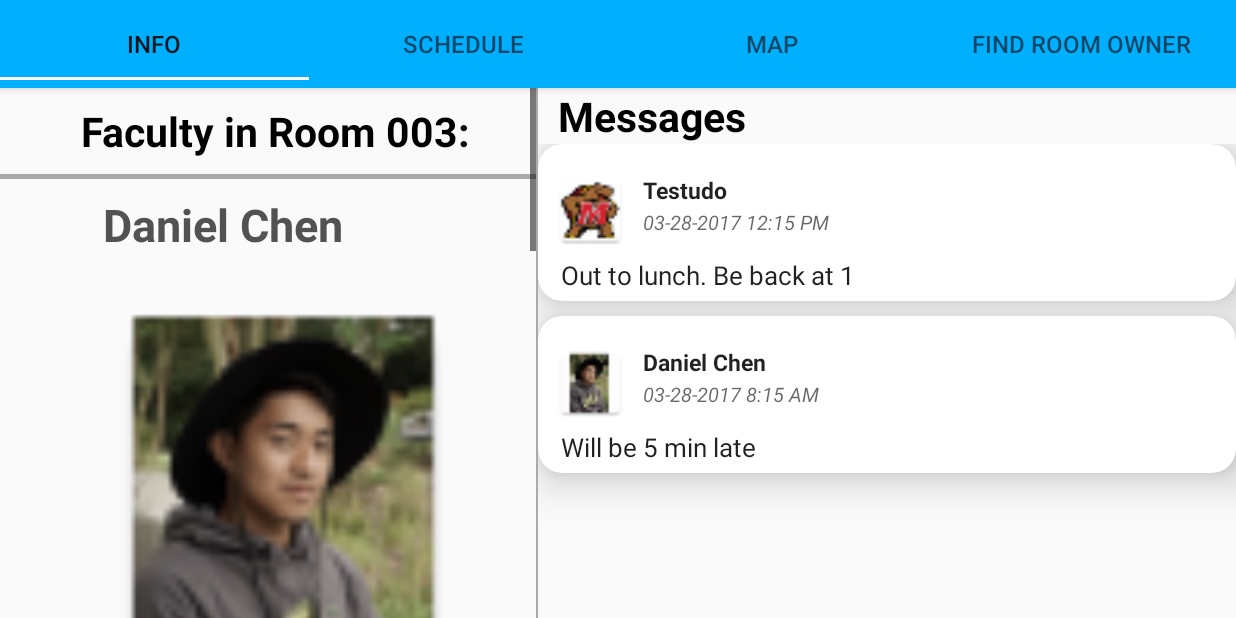
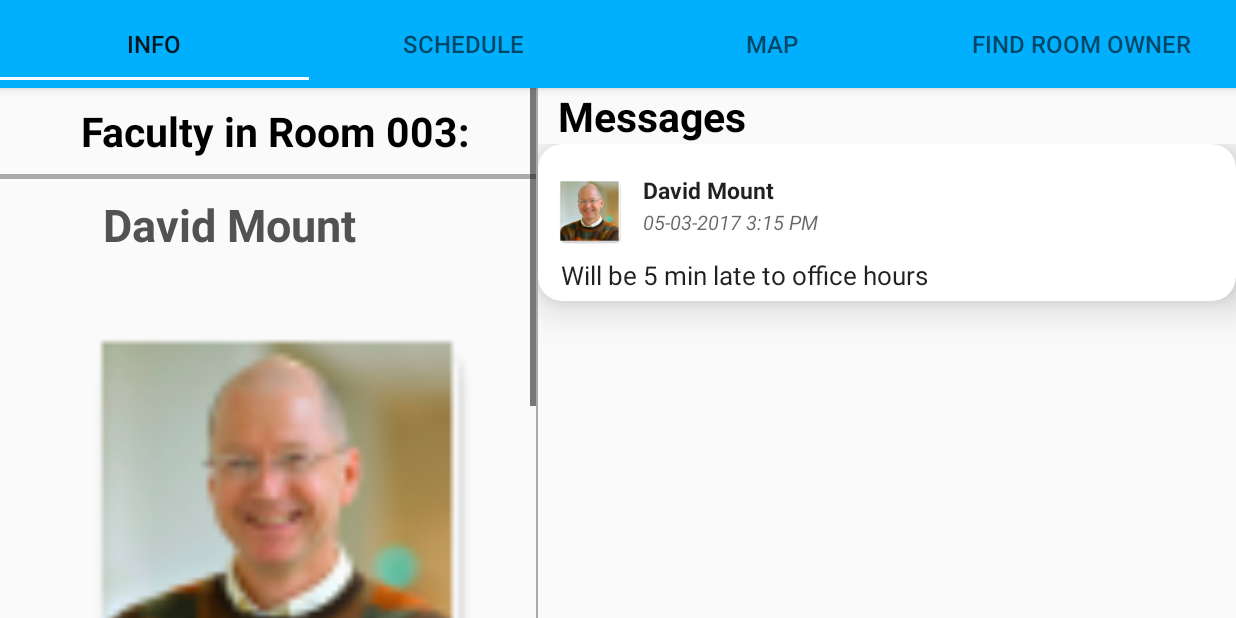
Before and after one commit to patelch/DoorboardTablet, an Android app: the screen it shows after launch (MainActivity), on a phone screen of 824 x 412 dp (held sideways). Run offline under Robolectric (Android 15) with nearby library versions, the phone set to English and light mode, and no system bars; libraries missing offline, so code that uses them is left out: com.prolificinteractive.materialcalendarview; 4 statements that could not run were skipped.

Commit message:
Changed user to David Mount

```diff
--- a/app/src/main/java/com/doorboard3/doorboardtablet/InfoFragment.java
+++ b/app/src/main/java/com/doorboard3/doorboardtablet/InfoFragment.java
@@ -60,18 +60,18 @@ public class InfoFragment extends Fragment {
         Log.i(TAG, "Inflate the layout");
 
         profile1 = (ImageView) v.findViewById(R.id.profile_pic_1);
-        Bitmap b1 = BitmapFactory.decodeResource(getContext().getResources(), R.mipmap.ic_profile_pic_test);
+        Bitmap b1 = BitmapFactory.decodeResource(getContext().getResources(), R.mipmap.ic_mount);
         profile1.setImageBitmap(ThumbnailUtils.extractThumbnail(b1, 300, 300));
 
-        // Set the room
-        bundle = this.getActivity().getIntent().getExtras();
-        if (bundle != null && bundle.getBoolean("UPDATE")) {
-            Log.i(TAG, "UPDATE is true");
-            room = bundle.getString("ROOM");
-        } else {
-            room = "Iribe 003";
-        }
-        Log.i(TAG, "Room: " + room);
+//        // Set the room
+//        bundle = this.getActivity().getIntent().getExtras();
+//        if (bundle != null && bundle.getBoolean("UPDATE")) {
+//            Log.i(TAG, "UPDATE is true");
+//            room = bundle.getString("ROOM");
+//        } else {
+//            room = "Iribe 003";
+//        }
+//        Log.i(TAG, "Room: " + room);
 
         // Get messages
         mRecyclerView = (RecyclerView) v.findViewById(R.id.message_list);
--- a/app/src/main/java/com/doorboard3/doorboardtablet/MainActivity.java
+++ b/app/src/main/java/com/doorboard3/doorboardtablet/MainActivity.java
@@ -36,8 +36,8 @@ import android.widget.RadioGroup;
             super.onCreate(savedInstanceState);
             setContentView(R.layout.activity_main);
 
-//            DoorboardDbHelper dbHelper = new DoorboardDbHelper(this);
-//            dbHelper.clearDB();
+            DoorboardDbHelper dbHelper = new DoorboardDbHelper(this);
+            dbHelper.clearDB();
 
             // Create the adapter that will return a fragment for each of the three
             // primary sections of the activity.
--- a/app/src/main/java/com/doorboard3/doorboardtablet/Populator.java
+++ b/app/src/main/java/com/doorboard3/doorboardtablet/Populator.java
@@ -27,26 +27,26 @@ public class Populator {
             // Create dummy user 1
             ContentValues values = new ContentValues();
             values.put(DoorboardContract.MessageEntry.COLUMN_NAME_ROOM, "Iribe 003");
-            values.put(DoorboardContract.MessageEntry.COLUMN_NAME_NAME, "Daniel Chen");
-            values.put(DoorboardContract.MessageEntry.COLUMN_NAME_STATUS, "Will be 5 min late");
-            Bitmap b1 = BitmapFactory.decodeResource(ctx.getResources(), R.mipmap.ic_profile_1);
+            values.put(DoorboardContract.MessageEntry.COLUMN_NAME_NAME, "David Mount");
+            values.put(DoorboardContract.MessageEntry.COLUMN_NAME_STATUS, "Will be 5 min late to office hours");
+            Bitmap b1 = BitmapFactory.decodeResource(ctx.getResources(), R.mipmap.ic_mount);
             values.put(DoorboardContract.MessageEntry.COLUMN_NAME_PROFILE_PIC, DoorboardDbHelper.bitmapToBase64(b1));
-            values.put(DoorboardContract.MessageEntry.COLUMN_NAME_DATE_TIME, "03-28-2017 8:15 AM");
+            values.put(DoorboardContract.MessageEntry.COLUMN_NAME_DATE_TIME, "05-03-2017 3:15 PM");
 
             // Insert the new row, returning the primary key value of the new row
             wdb.insert(DoorboardContract.MessageEntry.TABLE_NAME, null, values);
 
-            // Create dummy user 2
-            values = new ContentValues();
-            values.put(DoorboardContract.MessageEntry.COLUMN_NAME_ROOM, "Iribe 003");
-            values.put(DoorboardContract.MessageEntry.COLUMN_NAME_NAME, "Testudo");
-            values.put(DoorboardContract.MessageEntry.COLUMN_NAME_STATUS, "Out to lunch. Be back at 1");
-            Bitmap b2 = BitmapFactory.decodeResource(ctx.getResources(), R.mipmap.ic_profile_2);
-            values.put(DoorboardContract.MessageEntry.COLUMN_NAME_PROFILE_PIC, DoorboardDbHelper.bitmapToBase64(b2));
-            values.put(DoorboardContract.MessageEntry.COLUMN_NAME_DATE_TIME, "03-28-2017 12:15 PM");
-
-            // Insert the new row, returning the primary key value of the new row
-            wdb.insert(DoorboardContract.MessageEntry.TABLE_NAME, null, values);
+//            // Create dummy user 2
+//            values = new ContentValues();
+//            values.put(DoorboardContract.MessageEntry.COLUMN_NAME_ROOM, "Iribe 003");
+//            values.put(DoorboardContract.MessageEntry.COLUMN_NAME_NAME, "Testudo");
+//            values.put(DoorboardContract.MessageEntry.COLUMN_NAME_STATUS, "Out to lunch. Be back at 1");
+//            Bitmap b2 = BitmapFactory.decodeResource(ctx.getResources(), R.mipmap.ic_profile_2);
+//            values.put(DoorboardContract.MessageEntry.COLUMN_NAME_PROFILE_PIC, DoorboardDbHelper.bitmapToBase64(b2));
+//            values.put(DoorboardContract.MessageEntry.COLUMN_NAME_DATE_TIME, "03-28-2017 12:15 PM");
+//
+//            // Insert the new row, returning the primary key value of the new row
+//            wdb.insert(DoorboardContract.MessageEntry.TABLE_NAME, null, values);
         }
 
     }
--- a/app/src/main/res/layout/fragment_info.xml
+++ b/app/src/main/res/layout/fragment_info.xml
@@ -50,7 +50,7 @@
             <TextView
                 android:layout_width="246dp"
                 android:layout_height="69dp"
-                android:text="\tDaniel Chen"
+                android:text="\tDavid Mount"
                 android:textColor="#525252"
                 android:textSize="30dp"
                 android:textStyle="bold" />
@@ -85,43 +85,43 @@
                 android:textColor="#525252"
                 android:textSize="20dp" />
 
-            <View
-                android:layout_width="match_parent"
-                android:layout_height="3dp"
-                android:layout_marginBottom="10dp"
-                android:layout_marginTop="10dp"
-                android:background="@android:color/darker_gray" />
+            <!--<View-->
+                <!--android:layout_width="match_parent"-->
+                <!--android:layout_height="3dp"-->
+                <!--android:layout_marginBottom="10dp"-->
+                <!--android:layout_marginTop="10dp"-->
+                <!--android:background="@android:color/darker_gray" />-->
 
-            <TextView
-                android:layout_width="246dp"
-                android:layout_height="wrap_content"
-                android:text="\n\tTestudo"
-                android:textColor="#525252"
-                android:textSize="30dp"
-                android:textStyle="bold" />
+            <!--<TextView-->
+                <!--android:layout_width="246dp"-->
+                <!--android:layout_height="wrap_content"-->
+                <!--android:text="\n\tTestudo"-->
+                <!--android:textColor="#525252"-->
+                <!--android:textSize="30dp"-->
+                <!--android:textStyle="bold" />-->
 
-            <ImageView
-                android:layout_width="246dp"
-                android:layout_height="242dp"
-                android:layout_marginLeft="10dp"
-                android:gravity="center"
-                android:scaleType="centerCrop"
-                android:src="@drawable/ic_profile_2" />
+            <!--<ImageView-->
+                <!--android:layout_width="246dp"-->
+                <!--android:layout_height="242dp"-->
+                <!--android:layout_marginLeft="10dp"-->
+                <!--android:gravity="center"-->
+                <!--android:scaleType="centerCrop"-->
+                <!--android:src="@drawable/ic_profile_2" />-->
 
-            <TextView
-                android:layout_width="246dp"
-                android:layout_height="wrap_content"
-                android:text="\tWebsite: \n\t testudo.umd.edu\n\tEmail: \n\t testudo@umd.edu"
-                android:textColor="#525252"
-                android:textSize="20dp" />
+            <!--<TextView-->
+                <!--android:layout_width="246dp"-->
+                <!--android:layout_height="wrap_content"-->
+                <!--android:text="\tWebsite: \n\t testudo.umd.edu\n\tEmail: \n\t testudo@umd.edu"-->
+                <!--android:textColor="#525252"-->
+                <!--android:textSize="20dp" />-->
 
-            <TextView
-                android:layout_width="246dp"
-                android:layout_height="wrap_content"
-                android:layout_weight="1.28"
-                android:text="\tInfo: \n\t I am University of \n\t Maryland's mascot! \n\n"
-                android:textColor="#525252"
-                android:textSize="20dp" />
+            <!--<TextView-->
+                <!--android:layout_width="246dp"-->
+                <!--android:layout_height="wrap_content"-->
+                <!--android:layout_weight="1.28"-->
+                <!--android:text="\tInfo: \n\t I am University of \n\t Maryland's mascot! \n\n"-->
+                <!--android:textColor="#525252"-->
+                <!--android:textSize="20dp" />-->
         </LinearLayout>
     </ScrollView>
 
```
Also changed, not shown: app/src/main/ic_mount-web.png (added), app/src/main/res/mipmap-hdpi/ic_mount.png (added), app/src/main/res/mipmap-mdpi/ic_mount.png (added), app/src/main/res/mipmap-xhdpi/ic_mount.png (added), app/src/main/res/mipmap-xxhdpi/ic_mount.png (added), app/src/main/res/mipmap-xxxhdpi/ic_mount.png (added).
